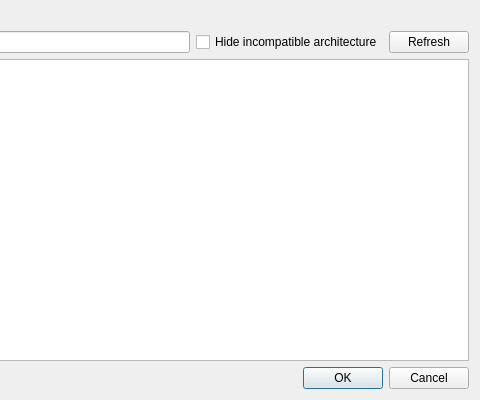
First picture: the form in GUI/attachprocessdialog.ui, repository Chroma01/Textractor, before the edit; both pictures show x 320 to 800 and y 0 to 400 of the 800 by 400 pixel window.
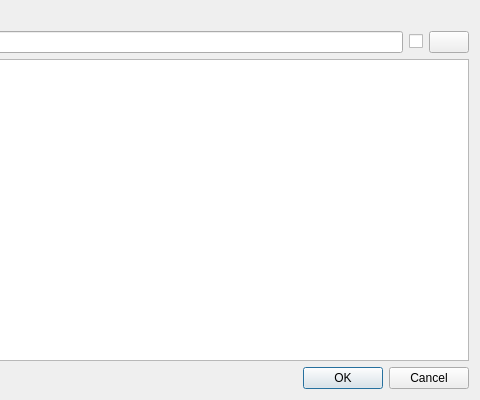
Second picture: the form after the edit.

Diff of the .ui file:
```diff
--- a/GUI/attachprocessdialog.ui
+++ b/GUI/attachprocessdialog.ui
@@ -23,18 +23,10 @@
       <widget class="QLineEdit" name="processEdit"/>
      </item>
      <item>
-      <widget class="QCheckBox" name="filterArchitectureCheckbox">
-       <property name="text">
-        <string>Hide incompatible architecture</string>
-       </property>
-      </widget>
+      <widget class="QCheckBox" name="filterArchitectureCheckbox"/>
      </item>
      <item>
-      <widget class="QPushButton" name="refreshButton">
-       <property name="text">
-        <string>Refresh</string>
-       </property>
-      </widget>
+      <widget class="QPushButton" name="refreshButton"/>
      </item>
     </layout>
    </item>
```
